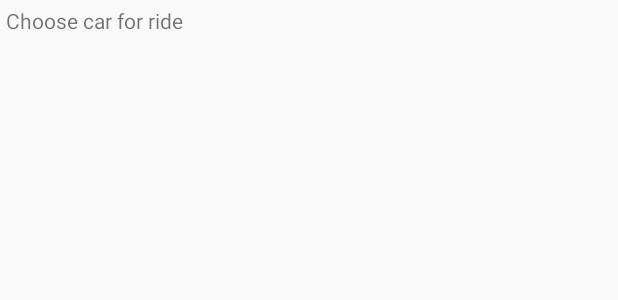
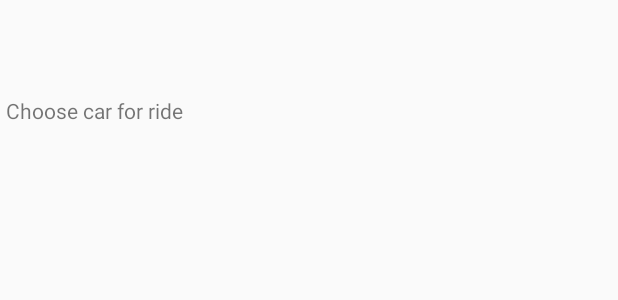
Before and after one commit to vladabraha/Carpool, an Android app: the layout activity_car_chooser.xml on its own in the app's theme, with its tools: preview values and no code run, on a phone screen of 412 x 824 dp. Shown: the top 300 px of the screen. Run offline under Robolectric (Android 15) with nearby library versions, the light colour scheme and no system bars.

Commit message:
Another bug fix

```diff
--- a/app/src/main/AndroidManifest.xml
+++ b/app/src/main/AndroidManifest.xml
@@ -29,7 +29,8 @@
         <activity
             android:name=".Activities.CarProfile"
             android:theme="@style/AppTheme.NoActionBar" />
-        <activity android:name=".Activities.CarChooser" />
+        <activity android:name=".Activities.CarChooser"
+                  android:theme="@style/AppTheme.NoActionBar"/>
         <!--
              The API key for Google Maps-based APIs is defined as a string resource.
              (See the file "res/values/google_maps_api.xml").
--- a/app/src/main/java/cz/uhk/fim/brahavl1/carpoolv4/Activities/CarChooser.java
+++ b/app/src/main/java/cz/uhk/fim/brahavl1/carpoolv4/Activities/CarChooser.java
@@ -24,7 +24,7 @@ import cz.uhk.fim.brahavl1.carpoolv4.Adapter.CarChooserRecyclerViewAdapter;
 import cz.uhk.fim.brahavl1.carpoolv4.Model.Car;
 import cz.uhk.fim.brahavl1.carpoolv4.R;
 
-public class CarChooser extends AppCompatActivity implements CarChooserRecyclerViewAdapter.onButtonCarChooseInterface {
+public class CarChooser extends NavigationDrawer implements CarChooserRecyclerViewAdapter.onButtonCarChooseInterface {
 
     private RecyclerView mRecyclerView;
     private CarChooserRecyclerViewAdapter mAdapter;
@@ -45,7 +45,7 @@ public class CarChooser extends AppCompatActivity implements CarChooserRecyclerV
     @Override
     protected void onCreate(Bundle savedInstanceState) {
         super.onCreate(savedInstanceState);
-        setContentView(R.layout.activity_car_chooser);
+        getLayoutInflater().inflate(R.layout.activity_car_chooser, frameLayout);
 
 
         mRecyclerView = (RecyclerView) findViewById(R.id.recycler_view_choose_car); //sem hodit z tyhle aktivity id recycler view
--- a/app/src/main/res/layout/activity_car_chooser.xml
+++ b/app/src/main/res/layout/activity_car_chooser.xml
@@ -5,6 +5,7 @@
     android:layout_width="match_parent"
     android:layout_height="match_parent"
     android:orientation="vertical"
+    android:layout_marginTop="60dp"
     tools:context=".Activities.CarChooser">
 
     <TextView
```
